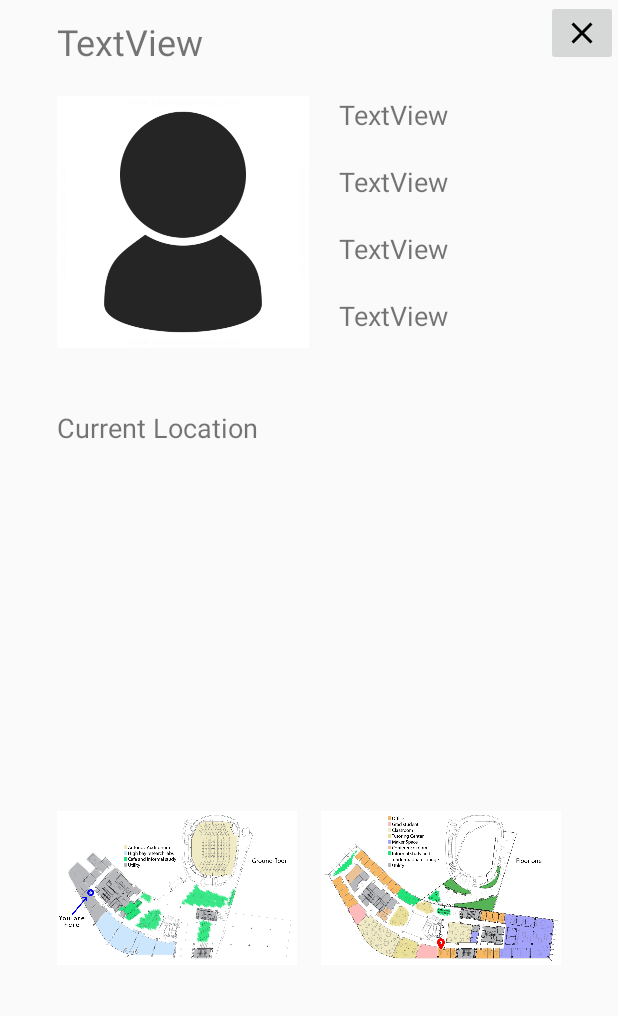
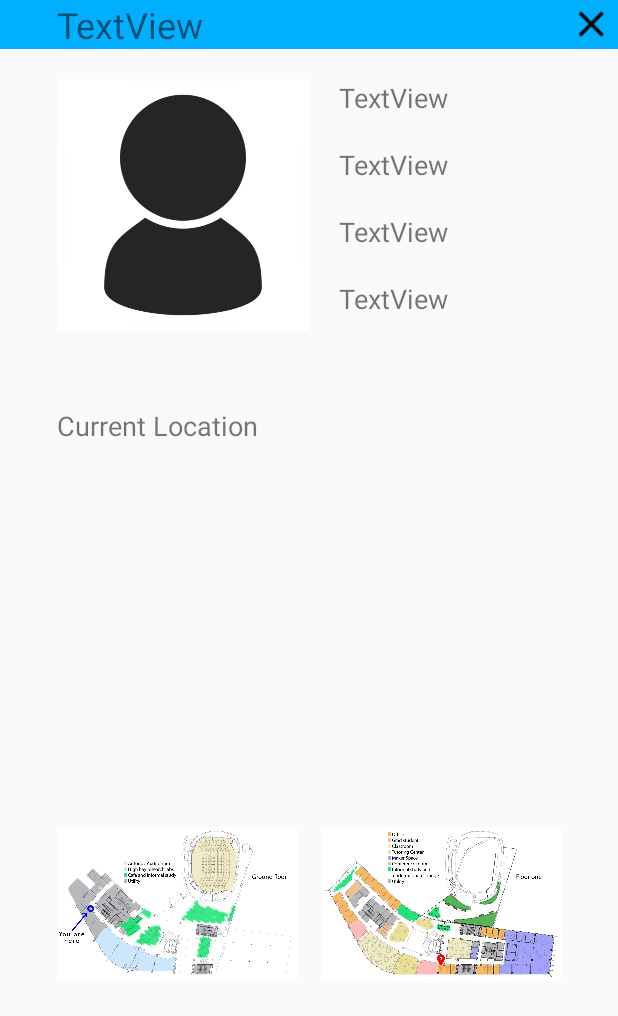
Before and after one commit to patelch/DoorboardTablet, an Android app: the layout info_dialog.xml on its own in the app's theme, with its tools: preview values and no code run, on a phone screen of 412 x 824 dp. Shown: the top 1016 px of the screen. Run offline under Robolectric (Android 15) with nearby library versions, the phone set to English and light mode, and no system bars; plain views replace PhotoView.

Commit message:
Better close button for dialog

```diff
--- a/app/build.gradle
+++ b/app/build.gradle
@@ -9,6 +9,7 @@ android {
         targetSdkVersion 19
         versionCode 1
         versionName "1.0"
+        vectorDrawables.useSupportLibrary = true
     }
     buildTypes {
         release {
--- a/app/src/main/res/layout/info_dialog.xml
+++ b/app/src/main/res/layout/info_dialog.xml
@@ -4,12 +4,19 @@
     android:layout_width="match_parent"
     android:layout_height="match_parent">
 
+    <RelativeLayout
+        android:id="@+id/header"
+        android:layout_width="match_parent"
+        android:layout_height="wrap_content"
+        android:background="@color/colorPrimary">
+
         <TextView
             android:id="@+id/dialog_name"
             android:layout_width="match_parent"
             android:layout_height="wrap_content"
-        android:layout_above="@+id/contents"
+            android:layout_alignParentLeft="true"
             android:layout_alignParentRight="false"
+            android:layout_centerVertical="true"
             android:layout_toLeftOf="@+id/dialog_close"
             android:layout_weight="0.39"
             android:paddingLeft="38dp"
@@ -23,16 +30,22 @@
             android:layout_alignParentEnd="false"
             android:layout_alignParentRight="true"
             android:layout_centerHorizontal="false"
+            android:layout_centerVertical="true"
             android:layout_weight="1"
             android:adjustViewBounds="true"
+            android:background="@android:color/transparent"
             android:cropToPadding="false"
+            android:paddingRight="5dp"
+            android:scaleX="1.2"
+            android:scaleY="1.2"
             app:srcCompat="@drawable/ic_close_black_24dp" />
+    </RelativeLayout>
 
     <LinearLayout
-        android:id="@+id/contents"
+        android:id="@+id/content"
         android:layout_width="match_parent"
         android:layout_height="wrap_content"
-        android:layout_below="@+id/dialog_close"
+        android:layout_below="@+id/header"
         android:layout_weight="1"
         android:orientation="horizontal"
         android:paddingTop="20dp">
@@ -101,9 +114,10 @@
     </LinearLayout>
 
     <LinearLayout
+        android:id="@+id/nav"
         android:layout_width="match_parent"
         android:layout_height="match_parent"
-        android:layout_below="@+id/contents"
+        android:layout_below="@+id/content"
         android:layout_weight="1"
         android:orientation="vertical">
 
@@ -111,11 +125,9 @@
             android:id="@+id/positions"
             android:layout_width="match_parent"
             android:layout_height="0dp"
-            android:layout_below="@+id/contents"
-            android:layout_marginBottom="10dp"
             android:layout_marginLeft="38dp"
             android:layout_marginRight="38dp"
-            android:layout_marginTop="30dp"
+            android:layout_marginTop="40dp"
             android:layout_weight="1"
             android:orientation="horizontal">
 
@@ -143,11 +155,9 @@
         <LinearLayout
             android:layout_width="match_parent"
             android:layout_height="0dp"
-            android:layout_below="@+id/positions"
             android:layout_marginLeft="38dp"
             android:layout_marginRight="38dp"
-            android:layout_weight="6"
-            android:orientation="horizontal">
+            android:layout_weight="4">
 
             <com.github.chrisbanes.photoview.PhotoView
                 android:id="@+id/start_map"
@@ -175,7 +185,6 @@
                 android:layout_toRightOf="@+id/floor_toggle"
                 android:layout_weight="1"
                 app:srcCompat="@drawable/floor_end" />
-
         </LinearLayout>
 
     </LinearLayout>
```
Lines whose indentation alone changed are shown as unchanged.
